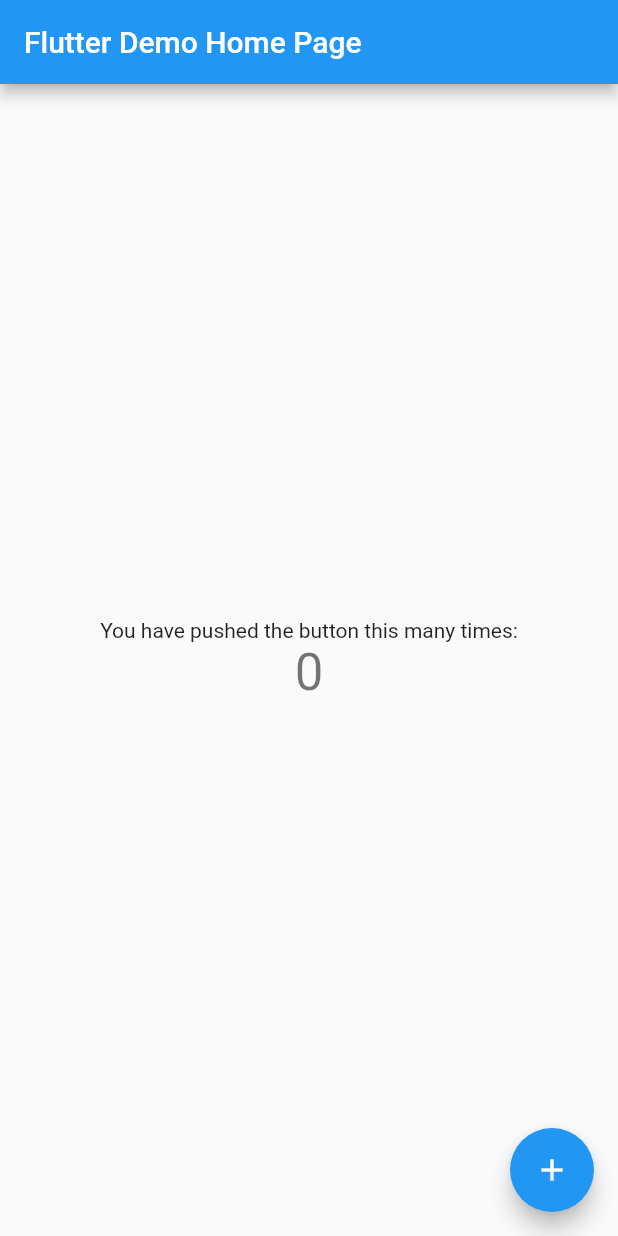
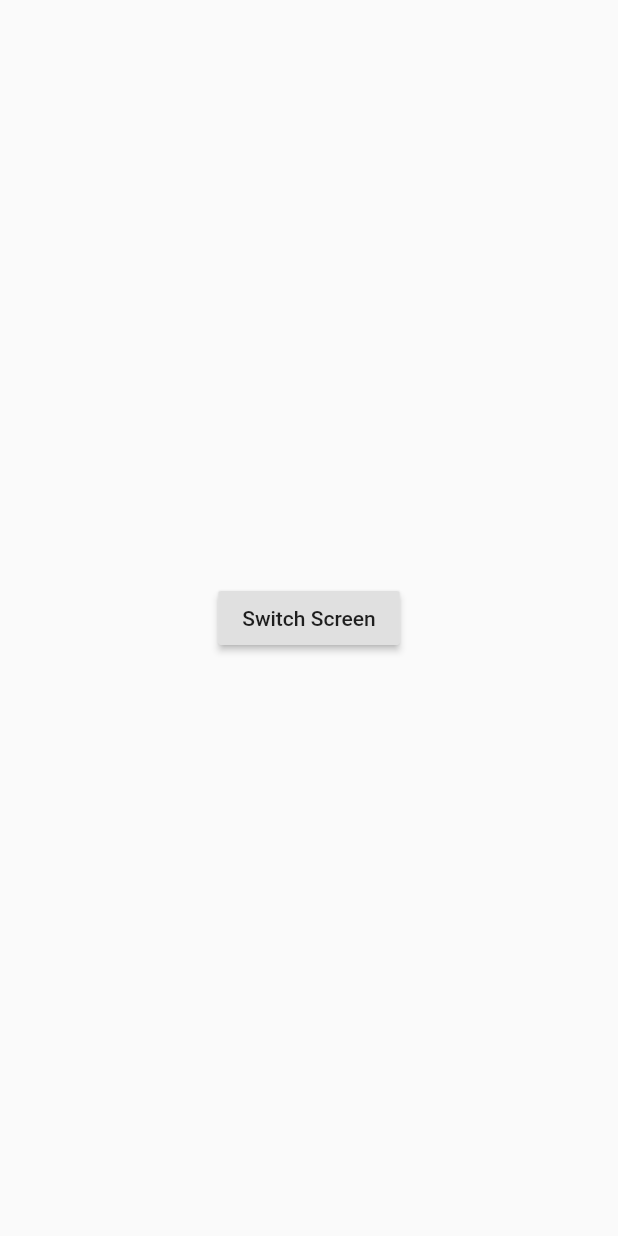
Before and after one commit to NileshPayghan/FlutterProjects, a Flutter app: the screen it shows after launch, on a phone screen of 412 x 824 dp. Run offline on Flutter 3.47's test engine with Material 2 defaults, Android fonts, the phone set to English and light mode, and no system bars; our stand-ins replace animated_text_kit, curved_navigation_bar; missing offline and left inert: floating_search_bar, foldable_sidebar.

Commit message:
Committed NAvigation example with routes

```diff
--- a/navigation_widget/lib/main.dart
+++ b/navigation_widget/lib/main.dart
@@ -1,117 +1,48 @@
 import 'package:flutter/material.dart';
 
-void main() {
-  runApp(MyApp());
+import 'package:navigation_widget/first_screen.dart';
+import 'package:navigation_widget/second_screen.dart';
+
+void main(){
+  runApp( MyApp());
 }
 
+
 class MyApp extends StatelessWidget {
-  // This widget is the root of your application.
   @override
   Widget build(BuildContext context) {
     return MaterialApp(
-      title: 'Flutter Demo',
-      theme: ThemeData(
-        // This is the theme of your application.
-        //
-        // Try running your application with "flutter run". You'll see the
-        // application has a blue toolbar. Then, without quitting the app, try
-        // changing the primarySwatch below to Colors.green and then invoke
-        // "hot reload" (press "r" in the console where you ran "flutter run",
-        // or simply save your changes to "hot reload" in a Flutter IDE).
-        // Notice that the counter didn't reset back to zero; the application
-        // is not restarted.
-        primarySwatch: Colors.blue,
-        // This makes the visual density adapt to the platform that you run
-        // the app on. For desktop platforms, the controls will be smaller and
-        // closer together (more dense) than on mobile platforms.
-        visualDensity: VisualDensity.adaptivePlatformDensity,
-      ),
-      home: MyHomePage(title: 'Flutter Demo Home Page'),
+    debugShowCheckedModeBanner: false,
+    // title: "This is Material for Navigation routes.",
+    initialRoute: '/',
+    // home: NavigationApp(),
+    routes:<String, WidgetBuilder> {
+      '/': (BuildContext context) => NavigationApp(),
+      '/first_screen': (BuildContext context) => FirstScreen(),
+      '/second_screen': (BuildContext context) => SecondScreen(),
+    },
     );
   }
 }
 
-class MyHomePage extends StatefulWidget {
-  MyHomePage({Key key, this.title}) : super(key: key);
-
-  // This widget is the home page of your application. It is stateful, meaning
-  // that it has a State object (defined below) that contains fields that affect
-  // how it looks.
-
-  // This class is the configuration for the state. It holds the values (in this
-  // case the title) provided by the parent (in this case the App widget) and
-  // used by the build method of the State. Fields in a Widget subclass are
-  // always marked "final".
-
-  final String title;
-
+class NavigationApp extends StatefulWidget {
   @override
-  _MyHomePageState createState() => _MyHomePageState();
+  _NavigationAppState createState() => _NavigationAppState();
 }
 
-class _MyHomePageState extends State<MyHomePage> {
-  int _counter = 0;
-
-  void _incrementCounter() {
-    setState(() {
-      // This call to setState tells the Flutter framework that something has
-      // changed in this State, which causes it to rerun the build method below
-      // so that the display can reflect the updated values. If we changed
-      // _counter without calling setState(), then the build method would not be
-      // called again, and so nothing would appear to happen.
-      _counter++;
-    });
-  }
-
+class _NavigationAppState extends State<NavigationApp> {
   @override
   Widget build(BuildContext context) {
-    // This method is rerun every time setState is called, for instance as done
-    // by the _incrementCounter method above.
-    //
-    // The Flutter framework has been optimized to make rerunning build methods
-    // fast, so that you can just rebuild anything that needs updating rather
-    // than having to individually change instances of widgets.
     return Scaffold(
-      appBar: AppBar(
-        // Here we take the value from the MyHomePage object that was created by
-        // the App.build method, and use it to set our appbar title.
-        title: Text(widget.title),
+      body: Container(
+      child: Center(
+        child: RaisedButton(
+          child: Text("Switch Screen"),
+          onPressed: (){
+            Navigator.pushNamed(context, '/first_screen');
+        }),
       ),
-      body: Center(
-        // Center is a layout widget. It takes a single child and positions it
-        // in the middle of the parent.
-        child: Column(
-          // Column is also a layout widget. It takes a list of children and
-          // arranges them vertically. By default, it sizes itself to fit its
-          // children horizontally, and tries to be as tall as its parent.
-          //
-          // Invoke "debug painting" (press "p" in the console, choose the
-          // "Toggle Debug Paint" action from the Flutter Inspector in Android
-          // Studio, or the "Toggle Debug Paint" command in Visual Studio Code)
-          // to see the wireframe for each widget.
-          //
-          // Column has various properties to control how it sizes itself and
-          // how it positions its children. Here we use mainAxisAlignment to
-          // center the children vertically; the main axis here is the vertical
-          // axis because Columns are vertical (the cross axis would be
-          // horizontal).
-          mainAxisAlignment: MainAxisAlignment.center,
-          children: <Widget>[
-            Text(
-              'You have pushed the button this many times:',
-            ),
-            Text(
-              '$_counter',
-              style: Theme.of(context).textTheme.headline4,
-            ),
-          ],
-        ),
-      ),
-      floatingActionButton: FloatingActionButton(
-        onPressed: _incrementCounter,
-        tooltip: 'Increment',
-        child: Icon(Icons.add),
-      ), // This trailing comma makes auto-formatting nicer for build methods.
+    ),
     );
   }
 }
```
Also changed, not shown: navigation_widget/lib/first_screen.dart (added, +28 -0 lines), navigation_widget/lib/second_screen.dart (added, +26 -0 lines).
